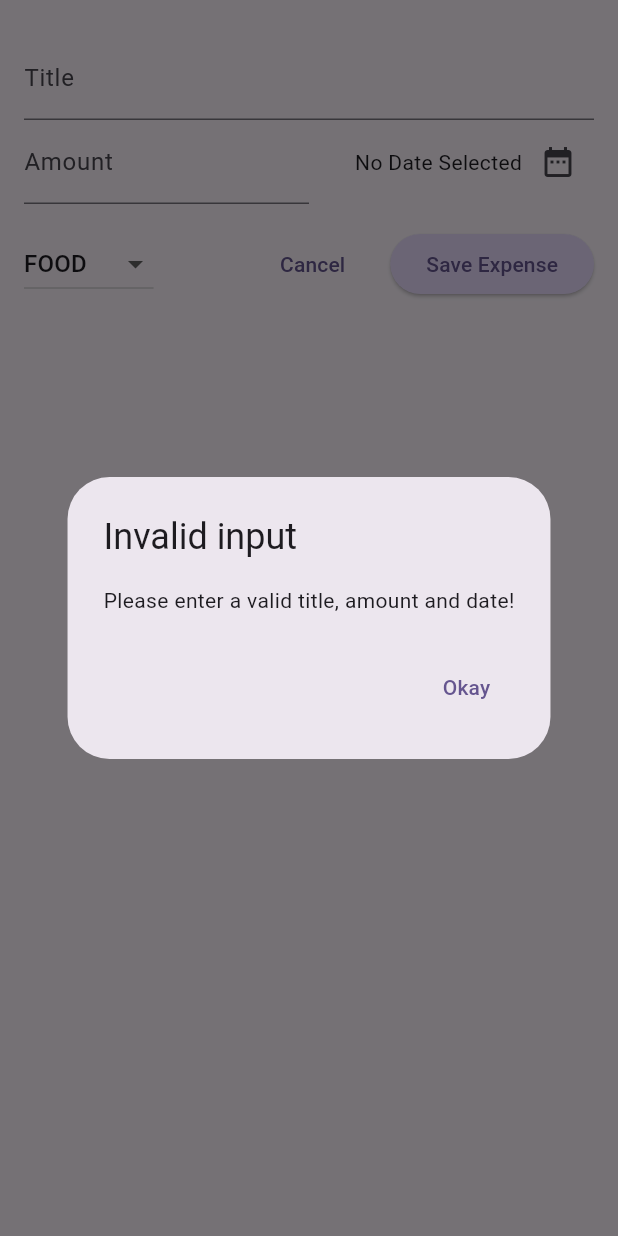
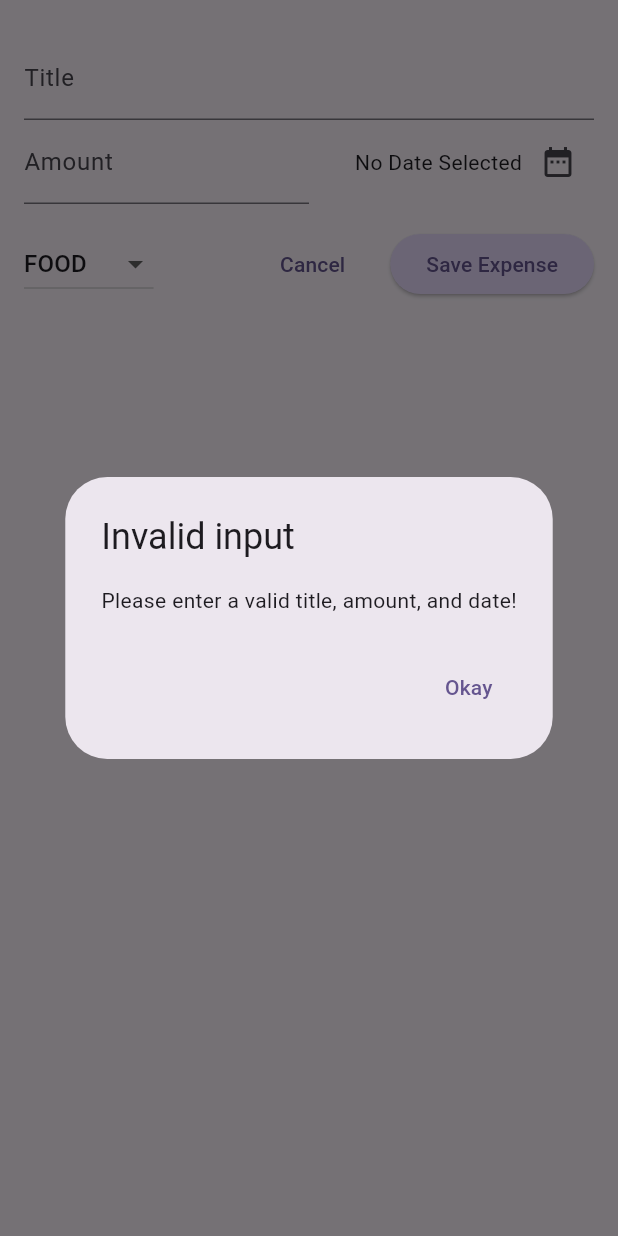
Before and after one commit to shafin1911/expense_tracker, a Flutter app: the NewExpense widget shown alone on an empty page, opened directly with empty values, after a tap on "Save Expense", on a phone screen of 412 x 824 dp. Run offline on Flutter 3.47's test engine with Material 3 defaults, Android fonts, the phone set to English and light mode, and no system bars.

```diff
--- a/lib/widget/new_expense.dart
+++ b/lib/widget/new_expense.dart
@@ -1,6 +1,9 @@
+import 'dart:io';
+
 import 'package:expense_tracker/models/expense.dart';
 import 'package:expense_tracker/widget/input_fields/custom_date_selector.dart';
 import 'package:expense_tracker/widget/input_fields/custom_input.dart';
+import 'package:flutter/cupertino.dart';
 import 'package:flutter/material.dart';
 
 class NewExpense extends StatefulWidget {
@@ -35,26 +38,44 @@ class _NewExpenseState extends State<NewExpense> {
     });
   }
 
+  void _showDialog() {
+    const title = Text('Invalid input');
+    const content = Text('Please enter a valid title, amount, and date!');
+    final action = TextButton(
+      onPressed: () {
+        Navigator.pop(context);
+      },
+      child: const Text('Okay'),
+    );
+
+    Widget dialog;
+    if (Platform.isIOS) {
+      dialog = CupertinoAlertDialog(
+        title: title,
+        content: content,
+        actions: [action],
+      );
+    } else {
+      dialog = AlertDialog(
+        title: title,
+        content: content,
+        actions: [action],
+      );
+    }
+
+    showDialog(
+      context: context,
+      builder: (ctx) => dialog,
+    );
+  }
+
   void _submitExpenseData(BuildContext bottomSheetContext) {
     final amount = double.tryParse(_amountTextEditController.text);
     final validAmount = amount != null && amount > 0;
     final title = _titleTextEditController.text.trim();
 
     if (title.isEmpty || !validAmount || _selectedDate == null) {
-      showDialog(
-        context: context,
-        builder: (ctx) => AlertDialog(
-          title: const Text('Invalid input'),
-          content: const Text('Please enter a valid title, amount and date!'),
-          actions: [
-            TextButton(
-                onPressed: () {
-                  Navigator.pop(ctx);
-                },
-                child: const Text('Okay'))
-          ],
-        ),
-      );
+      _showDialog();
       return;
     }
 
```
